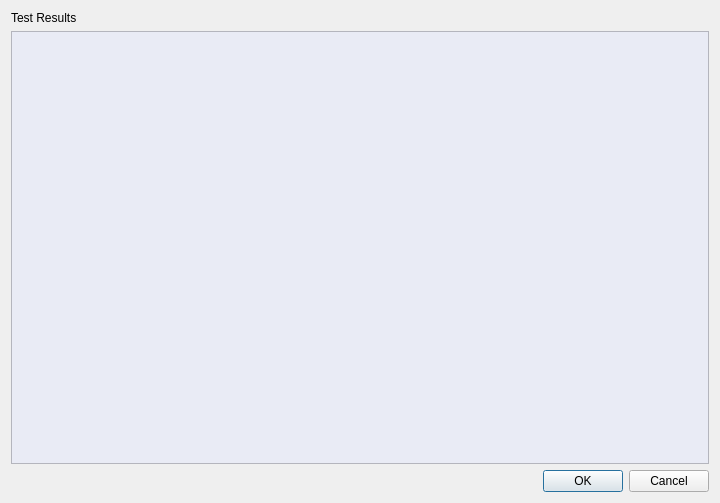
Above: ui/Qt/Results_Dialog.ui from DaniCaballero/ide before the change. Below: the same form after it.
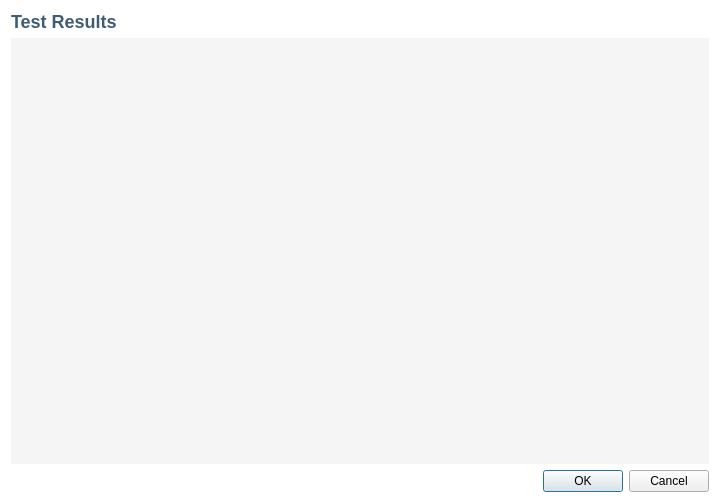
That is the form after the change.

```diff
--- a/ui/Qt/Results_Dialog.ui
+++ b/ui/Qt/Results_Dialog.ui
@@ -19,6 +19,11 @@
   <property name="windowTitle">
    <string>Dialog</string>
   </property>
+  <property name="styleSheet">
+   <string notr="true">#Dialog {
+background-color: white;
+}</string>
+  </property>
   <layout class="QVBoxLayout" name="verticalLayout">
    <item>
     <widget class="QLabel" name="label">
@@ -29,7 +34,9 @@
       </sizepolicy>
      </property>
      <property name="styleSheet">
-      <string notr="true">font: 12pt &quot;Segoe UI&quot;;</string>
+      <string notr="true">font-size: 18px;
+color: #3f5c73;
+font-weight: bold;</string>
      </property>
      <property name="text">
       <string>Test Results</string>
@@ -40,11 +47,23 @@
     <widget class="QTableView" name="tableView">
      <property name="styleSheet">
       <string notr="true">alternate-background-color: white;
-background-color: #E9EBF5;</string>
+background-color: #f5f5f5;</string>
+     </property>
+     <property name="frameShape">
+      <enum>QFrame::NoFrame</enum>
+     </property>
+     <property name="frameShadow">
+      <enum>QFrame::Plain</enum>
      </property>
      <property name="sizeAdjustPolicy">
       <enum>QAbstractScrollArea::AdjustToContents</enum>
      </property>
+     <property name="alternatingRowColors">
+      <bool>true</bool>
+     </property>
+     <property name="gridStyle">
+      <enum>Qt::SolidLine</enum>
+     </property>
     </widget>
    </item>
    <item>
```
